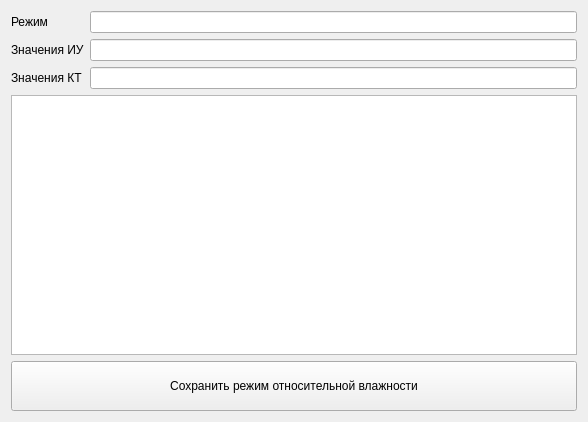
sancau/easytest2, file src/hmode.ui: the form before one commit.
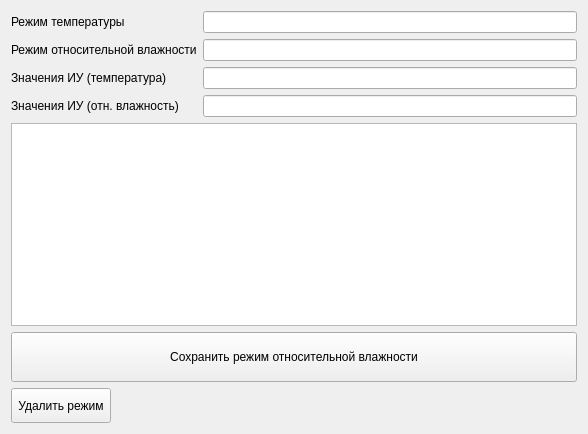
The form after the commit.

Commit message:
iter: implemented hmode widget and its logic
next: hmode logic on main window

The edit to the form file:
```diff
--- a/src/hmode.ui
+++ b/src/hmode.ui
@@ -7,7 +7,7 @@
     <x>0</x>
     <y>0</y>
     <width>588</width>
-    <height>422</height>
+    <height>434</height>
    </rect>
   </property>
   <property name="acceptDrops">
@@ -22,7 +22,7 @@
      <item row="0" column="0">
       <widget class="QLabel" name="Label">
        <property name="text">
-        <string>Режим</string>
+        <string>Режим температуры</string>
        </property>
       </widget>
      </item>
@@ -32,7 +32,7 @@
      <item row="1" column="0">
       <widget class="QLabel" name="Label_2">
        <property name="text">
-        <string>Значения ИУ</string>
+        <string>Режим относительной влажности</string>
        </property>
       </widget>
      </item>
@@ -42,12 +42,22 @@
      <item row="2" column="0">
       <widget class="QLabel" name="Label_3">
        <property name="text">
-        <string>Значения КТ</string>
+        <string>Значения ИУ (температура)</string>
        </property>
       </widget>
      </item>
      <item row="2" column="1">
-      <widget class="QLineEdit" name="cp_values"/>
+      <widget class="QLineEdit" name="md_temp"/>
+     </item>
+     <item row="3" column="0">
+      <widget class="QLabel" name="Label_4">
+       <property name="text">
+        <string>Значения ИУ (отн. влажность)</string>
+       </property>
+      </widget>
+     </item>
+     <item row="3" column="1">
+      <widget class="QLineEdit" name="md_hum"/>
      </item>
     </layout>
    </item>
@@ -74,6 +84,25 @@
      </property>
     </widget>
    </item>
+   <item>
+    <widget class="QPushButton" name="remove">
+     <property name="minimumSize">
+      <size>
+       <width>0</width>
+       <height>35</height>
+      </size>
+     </property>
+     <property name="maximumSize">
+      <size>
+       <width>100</width>
+       <height>16777215</height>
+      </size>
+     </property>
+     <property name="text">
+      <string>Удалить режим</string>
+     </property>
+    </widget>
+   </item>
   </layout>
  </widget>
  <resources/>
```
Left out of the diff: 4 changed lines with no effect on the pictures. The commit also changes 2 other files.
